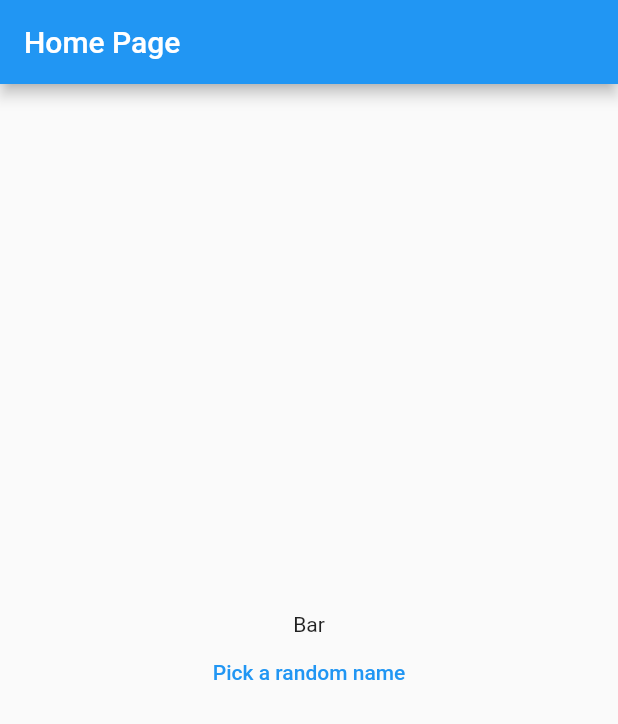
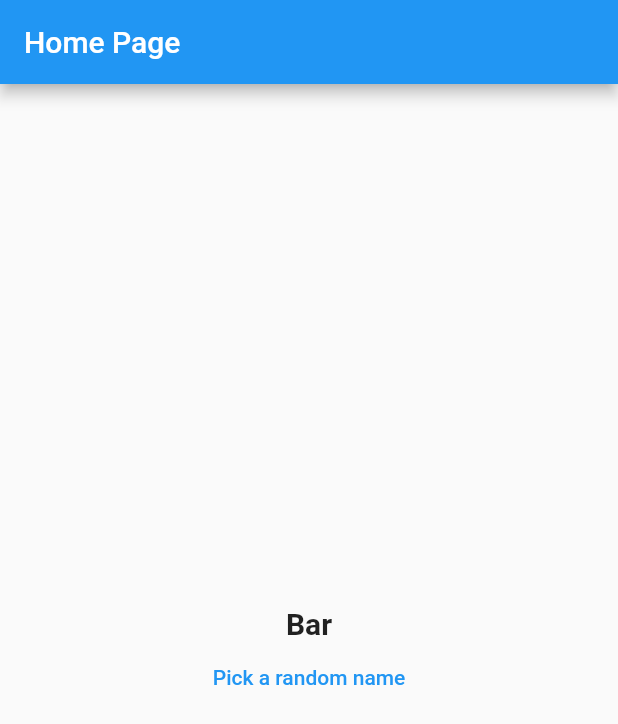
Before and after one commit to Manuelkpatsu/test_cubit, a Flutter app: the screen it shows after launch, after a tap on "Pick a random name", on a phone screen of 412 x 824 dp. Shown: the top 724 px of the screen. Run offline on Flutter 3.47's test engine with Material 2 defaults, Android fonts, the phone set to English and light mode, and no system bars; our stand-ins replace bloc.

Commit message:
Style random name text

```diff
--- a/lib/main.dart
+++ b/lib/main.dart
@@ -80,7 +80,13 @@ class _MyHomePageState extends State<MyHomePage> {
                   crossAxisAlignment: CrossAxisAlignment.center,
                   mainAxisAlignment: MainAxisAlignment.center,
                   children: [
-                    Text(snapshot.data ?? ""),
+                    Text(
+                      snapshot.data ?? "",
+                      style: const TextStyle(
+                        fontSize: 20,
+                        fontWeight: FontWeight.w600,
+                      ),
+                    ),
                     button,
                   ],
                 ),
```
